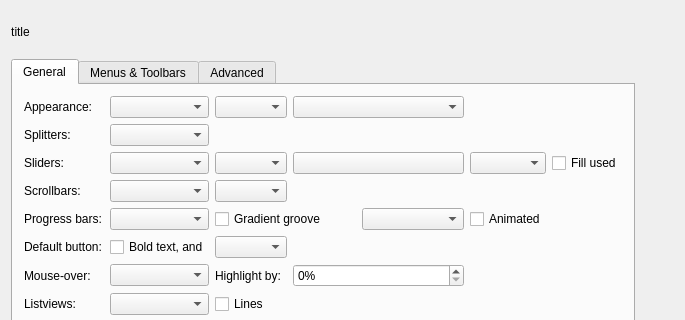
First picture: the form in config/qtcurveconfigbase.ui, repository QtCurve/qtcurve, before the edit; both pictures show x 0 to 685 and y 0 to 320 of the 685 by 546 pixel window.
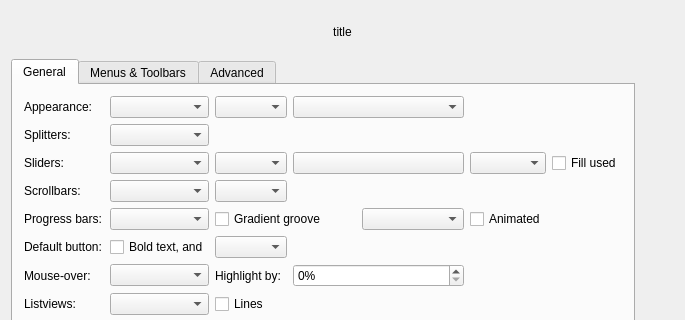
Second picture: the form after the edit. Custom widgets are drawn as their Qt base class.

Commit message: Centre label

The edit to the form file:
```diff
--- a/config/qtcurveconfigbase.ui
+++ b/config/qtcurveconfigbase.ui
@@ -13,10 +13,10 @@
    <string>Form1</string>
   </property>
   <layout class="QGridLayout" >
-   <item row="0" column="0" >
+   <item row="0" column="0" colspan="2" >
     <widget class="QLabel" name="titleLabel" >
      <property name="sizePolicy" >
-      <sizepolicy vsizetype="Fixed" hsizetype="Fixed" >
+      <sizepolicy vsizetype="Fixed" hsizetype="MinimumExpanding" >
        <horstretch>0</horstretch>
        <verstretch>0</verstretch>
       </sizepolicy>
```
